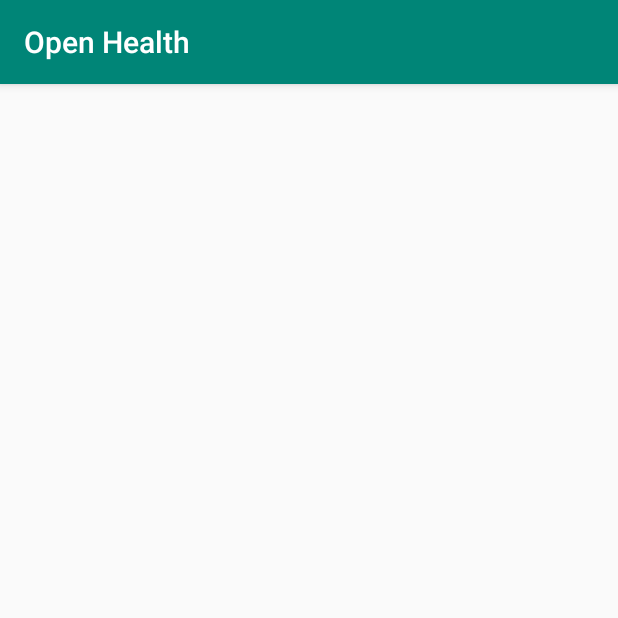
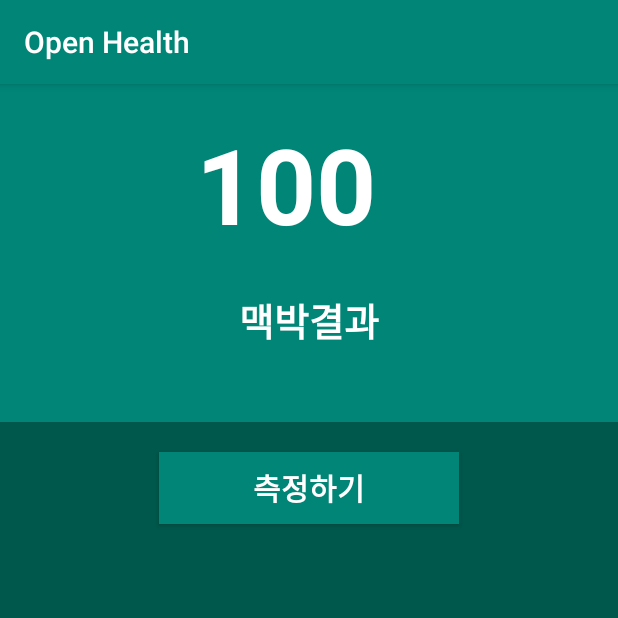
Before and after one commit to CbnuOpenHealth/CbnuOpenHealth, an Android app: the SubActivity screen opened directly, with no data from a screen before it, on a phone screen of 412 x 824 dp, the top half of it. Run offline under Robolectric (Android 15) with nearby library versions, the phone set to English and light mode, and no system bars; our stand-ins replace Volley.

Commit message:
pulseLayout

```diff
--- a/app/src/main/java/com/example/openhealth/SubActivity.java
+++ b/app/src/main/java/com/example/openhealth/SubActivity.java
@@ -3,6 +3,11 @@ package com.example.openhealth;
 import androidx.appcompat.app.AppCompatActivity;
 
 import android.os.Bundle;
+import android.view.View;
+import android.widget.Button;
+
+import com.android.volley.RequestQueue;
+import com.android.volley.toolbox.Volley;
 
 public class SubActivity extends AppCompatActivity {
 
@@ -10,5 +15,20 @@ public class SubActivity extends AppCompatActivity {
     protected void onCreate(Bundle savedInstanceState) {
         super.onCreate(savedInstanceState);
         setContentView(R.layout.activity_sub);
+
+        final Button pulseButton = (Button) findViewById(R.id.pulseButton);
+
+        pulseButton.setOnClickListener(new View.OnClickListener() {
+            @Override
+            public void onClick(View view) {
+                String pulseData;
+
+
+               // RequestPulse requestPulse = new RequestPulse(pulseData, responseListener);
+               // RequestQueue queue = Volley.newRequestQueue(SubActivity.this);
+               // queue.add(requestPulse);
+
+            }
+        });
     }
 }
--- a/app/src/main/res/layout/activity_sub.xml
+++ b/app/src/main/res/layout/activity_sub.xml
@@ -7,5 +7,55 @@
     android:orientation="vertical"
     tools:context=".SubActivity">
 
+    <LinearLayout
+        android:layout_width="match_parent"
+        android:layout_height="match_parent"
+        android:orientation="vertical">
+        <LinearLayout
+            android:layout_width="match_parent"
+            android:layout_height="225dp"
+            android:orientation="vertical"
+            android:background="@color/colorPrimary">
+            <TextView
+                android:layout_width="150dp"
+                android:layout_height="100dp"
+                android:layout_gravity="center"
+                android:layout_marginTop="20dp"
+                android:text="100"
+                android:textColor="#ffffff"
+                android:textSize="70dp"
+                android:textStyle="bold" />
+            <TextView
+                android:layout_width="wrap_content"
+                android:layout_height="wrap_content"
+                android:layout_gravity="center"
+                android:text="맥박결과"
+                android:textColor="#ffffff"
+                android:textSize="25dp"
+                android:textStyle="bold"
+                android:layout_marginTop="18dp"/>
+
+
+        </LinearLayout>
+        <LinearLayout
+            android:layout_width="match_parent"
+            android:layout_height="match_parent"
+            android:orientation="vertical"
+            android:background="@color/colorPrimaryDark">
+            <Button
+                android:layout_width="200dp"
+                android:layout_height="wrap_content"
+                android:textSize="20dp"
+                android:textStyle="bold"
+                android:textColor="#ffffff"
+                android:background="@color/colorPrimary"
+                android:text="측정하기"
+                android:layout_marginTop="20dp"
+                android:layout_gravity="center"
+                android:id="@+id/pulseButton"/>
+        </LinearLayout>
+
+    </LinearLayout>
+
 
 </LinearLayout>
--- a/app/src/main/res/values/colors.xml
+++ b/app/src/main/res/values/colors.xml
@@ -3,4 +3,5 @@
     <color name="colorPrimary">#008577</color>
     <color name="colorPrimaryDark">#00574B</color>
     <color name="colorAccent">#D81B60</color>
+
 </resources>
```
